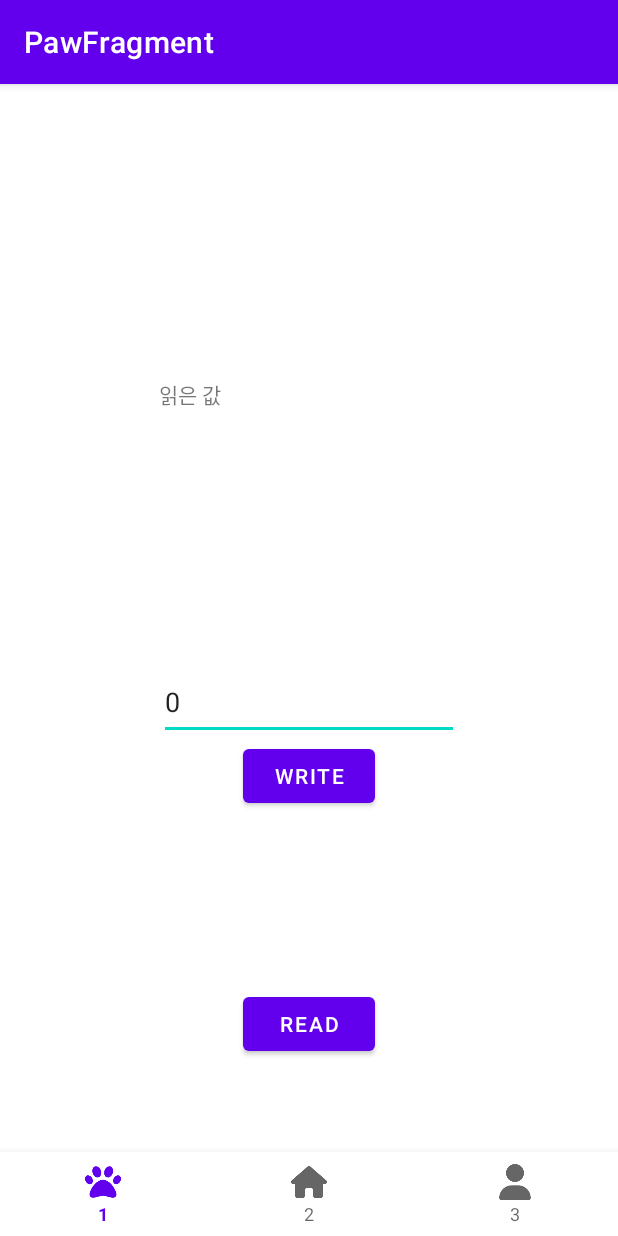
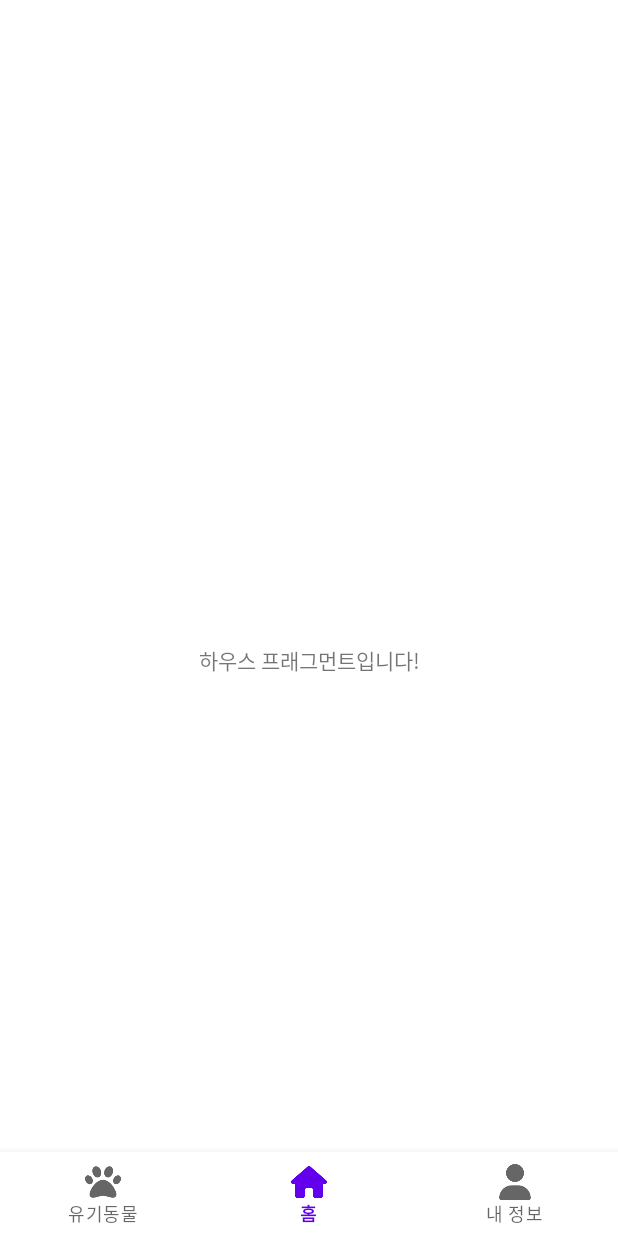
Before and after one commit to for-paw-chain/for-paw-chain, an Android app: the screen it shows after launch (MainActivity), after a tap on an icon or button, on a phone screen of 412 x 824 dp. Run offline under Robolectric (Android 15) with nearby library versions, the phone set to English and light mode, and no system bars; our stand-ins replace data binding, navigation-ui.

Commit message:
feat : Login, Activity

```diff
--- a/android/app/src/main/java/com/ssafy/forpawchain/behind/activity/LoginActivity.kt
+++ b/android/app/src/main/java/com/ssafy/forpawchain/behind/activity/LoginActivity.kt
@@ -2,10 +2,13 @@ package com.ssafy.forpawchain.behind.activity
 
 import android.content.Intent
 import android.os.Bundle
+import android.util.Log
+import android.widget.Toast
 import androidx.activity.viewModels
 import androidx.appcompat.app.ActionBar
 import androidx.appcompat.app.AppCompatActivity
 import androidx.databinding.DataBindingUtil
+import com.google.android.material.snackbar.Snackbar
 import com.ssafy.basictemplate.util.ActivityCode
 import com.ssafy.basictemplate.util.eventObserve
 import com.ssafy.forpawchain.R
@@ -13,28 +16,39 @@ import com.ssafy.forpawchain.databinding.ActivityLoginBinding
 import com.ssafy.forpawchain.viewmodel.activity.LoginVM
 
 class LoginActivity : AppCompatActivity() {
+    //뒤로가기 연속 클릭 대기 시간
+    private var backPressedTime: Long = 0
+
     companion object {
-        const val TAG: String = "로그"
+        const val TAG: String = "LoginActivity"
     }
     // Log.d(TAG, "LoginActivity - loginVM - pwEditText 라이브 데이터 값 변경 : $it")
 
     private val viewModel: LoginVM by viewModels()
     override fun onCreate(savedInstanceState: Bundle?) {
         super.onCreate(savedInstanceState)
-//        viewModel = ViewModelProvider(this).get(LoginVM::class.java)
         val binding =
             DataBindingUtil.setContentView<ActivityLoginBinding>(this, R.layout.activity_login)
         binding.viewModel = viewModel
         binding.lifecycleOwner = this
 
-//        binding.apply {
-//            lifecycleOwner = this@LoginActivity
-//            viewModel = viewModel
-//        }
-
         initObserve()
         val actionBar: ActionBar? = supportActionBar
         actionBar?.hide()
+    }
+
+    override fun onBackPressed() {
+        // 뒤로가기 버튼 클릭
+        Log.d(TAG, "뒤로가기")
+
+        // 2초내 다시 클릭하면 앱 종료
+        if (System.currentTimeMillis() - backPressedTime < 2000) {
+            android.os.Process.killProcess(android.os.Process.myPid());
+            return
+        }
+        // 처음 클릭 메시지
+        Toast.makeText(this, "'뒤로' 버튼을 한번 더 누르시면 앱이 종료됩니다.", Toast.LENGTH_SHORT).show()
+        backPressedTime = System.currentTimeMillis()
     }
 
     private fun initObserve() {
--- a/android/app/src/main/java/com/ssafy/forpawchain/behind/activity/MainActivity.kt
+++ b/android/app/src/main/java/com/ssafy/forpawchain/behind/activity/MainActivity.kt
@@ -1,6 +1,9 @@
 package com.ssafy.forpawchain.behind.activity
 
 import android.os.Bundle
+import android.util.Log
+import android.widget.Toast
+import androidx.appcompat.app.ActionBar
 import com.google.android.material.bottomnavigation.BottomNavigationView
 import androidx.appcompat.app.AppCompatActivity
 import androidx.databinding.DataBindingUtil
@@ -12,6 +15,7 @@ import com.ssafy.forpawchain.R
 import com.ssafy.forpawchain.databinding.ActivityMainBinding
 
 class MainActivity : AppCompatActivity() {
+    private var backPressedTime: Long = 0
 
     //    private lateinit var binding: ActivityMainBinding
     companion object {
@@ -32,10 +36,27 @@ class MainActivity : AppCompatActivity() {
         // menu should be considered as top level destinations.
         val appBarConfiguration = AppBarConfiguration(
             setOf(
-                R.id.navigation_paw, R.id.navigation_paw
+                R.id.navigation_house, R.id.navigation_house
             )
         )
         setupActionBarWithNavController(navController, appBarConfiguration)
         navView.setupWithNavController(navController)
+
+        val actionBar: ActionBar? = supportActionBar
+        actionBar?.hide()
+    }
+
+    override fun onBackPressed() {
+        // 뒤로가기 버튼 클릭
+        Log.d(TAG, "뒤로가기")
+
+        // 2초내 다시 클릭하면 앱 종료
+        if (System.currentTimeMillis() - backPressedTime < 2000) {
+            android.os.Process.killProcess(android.os.Process.myPid());
+            return
+        }
+        // 처음 클릭 메시지
+        Toast.makeText(this, "'뒤로' 버튼을 한번 더 누르시면 앱이 종료됩니다.", Toast.LENGTH_SHORT).show()
+        backPressedTime = System.currentTimeMillis()
     }
 }
--- a/android/app/src/main/java/com/ssafy/forpawchain/viewmodel/activity/LoginVM.kt
+++ b/android/app/src/main/java/com/ssafy/forpawchain/viewmodel/activity/LoginVM.kt
@@ -28,14 +28,17 @@ class LoginVM : ViewModel() {
 
 
     fun kakaoLogin_onClick() {
+        Log.d(TAG, "카카오 로그인")
         _openEvent.value = Event(ActivityCode.MAIN_ACTIVITY)
     }
 
     fun googleLogin_onClick() {
+        Log.d(TAG, "구글 로그인")
         _openEvent.value = Event(ActivityCode.MAIN_ACTIVITY)
     }
 
     fun naverLogin_onClick() {
+        Log.d(TAG, "네이버 로그인")
         _openEvent.value = Event(ActivityCode.MAIN_ACTIVITY)
     }
 
--- a/android/app/src/main/res/menu/bottom_nav_menu.xml
+++ b/android/app/src/main/res/menu/bottom_nav_menu.xml
@@ -4,16 +4,16 @@
     <item
         android:id="@+id/navigation_paw"
         android:icon="@drawable/paw_solid"
-        android:title="1" />
+        android:title="유기동물" />
 
     <item
         android:id="@+id/navigation_house"
         android:icon="@drawable/house_solid"
-        android:title="2" />
+        android:title="홈" />
 
     <item
         android:id="@+id/navigation_user"
         android:icon="@drawable/user_solid"
-        android:title="3" />
+        android:title="내 정보" />
 
 </menu>
--- a/android/app/src/main/res/navigation/mobile_navigation.xml
+++ b/android/app/src/main/res/navigation/mobile_navigation.xml
@@ -3,7 +3,7 @@
     xmlns:app="http://schemas.android.com/apk/res-auto"
     xmlns:tools="http://schemas.android.com/tools"
     android:id="@+id/mobile_navigation"
-    app:startDestination="@+id/navigation_paw">
+    app:startDestination="@+id/navigation_house">
     <fragment
         android:id="@+id/navigation_paw"
         android:name="com.ssafy.forpawchain.behind.fragment.PawFragment"
```
